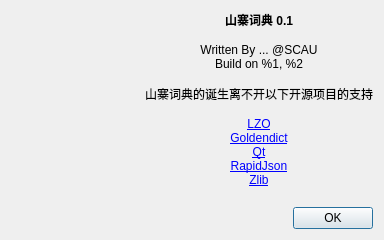
The window that edict/dialogabout.ui (LinkDoyle/FlowDict) describes before a commit, drawn with Qt 5.
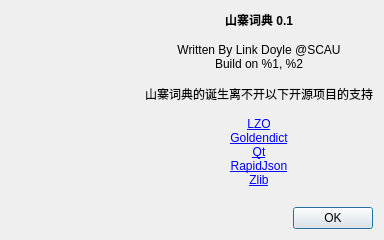
The same window after the commit. Icons and pictures are not drawn.

Diff of the .ui file:
```diff
--- a/edict/dialogabout.ui
+++ b/edict/dialogabout.ui
@@ -56,7 +56,7 @@
 &lt;/style&gt;&lt;/head&gt;&lt;body style=&quot; font-family:'SimSun'; font-size:9pt; font-weight:400; font-style:normal;&quot;&gt;
 &lt;p align=&quot;center&quot; style=&quot; margin-top:0px; margin-bottom:0px; margin-left:0px; margin-right:0px; -qt-block-indent:0; text-indent:0px;&quot;&gt;&lt;span style=&quot; font-weight:600;&quot;&gt;山寨词典 0.1&lt;/span&gt;&lt;/p&gt;
 &lt;p align=&quot;center&quot; style=&quot;-qt-paragraph-type:empty; margin-top:0px; margin-bottom:0px; margin-left:0px; margin-right:0px; -qt-block-indent:0; text-indent:0px;&quot;&gt;&lt;br /&gt;&lt;/p&gt;
-&lt;p align=&quot;center&quot; style=&quot; margin-top:0px; margin-bottom:0px; margin-left:0px; margin-right:0px; -qt-block-indent:0; text-indent:0px;&quot;&gt;Written By ... @SCAU&lt;/p&gt;
+&lt;p align=&quot;center&quot; style=&quot; margin-top:0px; margin-bottom:0px; margin-left:0px; margin-right:0px; -qt-block-indent:0; text-indent:0px;&quot;&gt;Written By Link Doyle @SCAU&lt;/p&gt;
 &lt;p align=&quot;center&quot; style=&quot; margin-top:0px; margin-bottom:0px; margin-left:0px; margin-right:0px; -qt-block-indent:0; text-indent:0px;&quot;&gt;Build on %1, %2&lt;/p&gt;
 &lt;p align=&quot;center&quot; style=&quot;-qt-paragraph-type:empty; margin-top:0px; margin-bottom:0px; margin-left:0px; margin-right:0px; -qt-block-indent:0; text-indent:0px;&quot;&gt;&lt;br /&gt;&lt;/p&gt;
 &lt;p align=&quot;center&quot; style=&quot; margin-top:0px; margin-bottom:0px; margin-left:0px; margin-right:0px; -qt-block-indent:0; text-indent:0px;&quot;&gt;山寨词典的诞生离不开以下开源项目的支持&lt;/p&gt;
```
Left out of the diff: 8 changed lines with no effect on the pictures.
